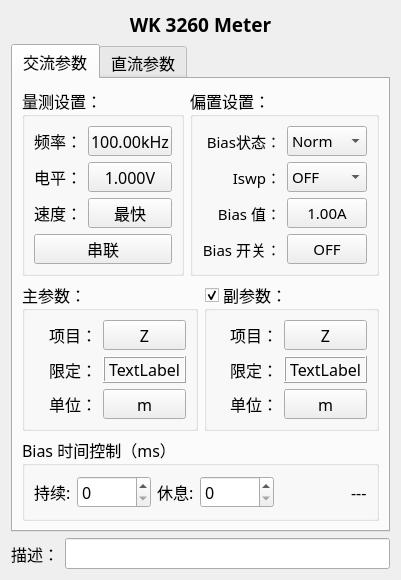
Above: MeterMode/cls3260MeterMode.ui from caicaiking/WKEFactoryView2014 before the change. Below: the same form after it.
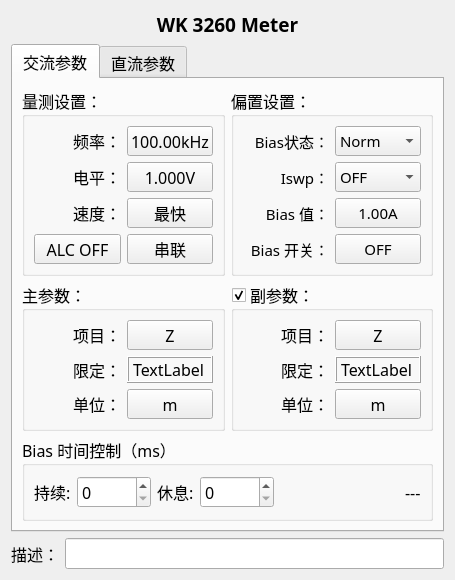
That is the form after the change. Custom widgets are drawn as their Qt base class.

Commit message: 增加了ALC功能

```diff
--- a/MeterMode/cls3260MeterMode.ui
+++ b/MeterMode/cls3260MeterMode.ui
@@ -6,7 +6,7 @@
    <rect>
     <x>0</x>
     <y>0</y>
-    <width>393</width>
+    <width>455</width>
     <height>497</height>
    </rect>
   </property>
@@ -185,7 +185,32 @@
               </property>
              </widget>
             </item>
-            <item row="3" column="0" colspan="2">
+            <item row="3" column="0">
+             <widget class="QPushButton" name="btnALC">
+              <property name="minimumSize">
+               <size>
+                <width>0</width>
+                <height>30</height>
+               </size>
+              </property>
+              <property name="maximumSize">
+               <size>
+                <width>16777215</width>
+                <height>30</height>
+               </size>
+              </property>
+              <property name="font">
+               <font>
+                <family>楷体</family>
+                <pointsize>12</pointsize>
+               </font>
+              </property>
+              <property name="text">
+               <string>ALC OFF</string>
+              </property>
+             </widget>
+            </item>
+            <item row="3" column="1">
              <widget class="QPushButton" name="btnEqucct">
               <property name="minimumSize">
                <size>
```
The commit also changes 2 other files.
